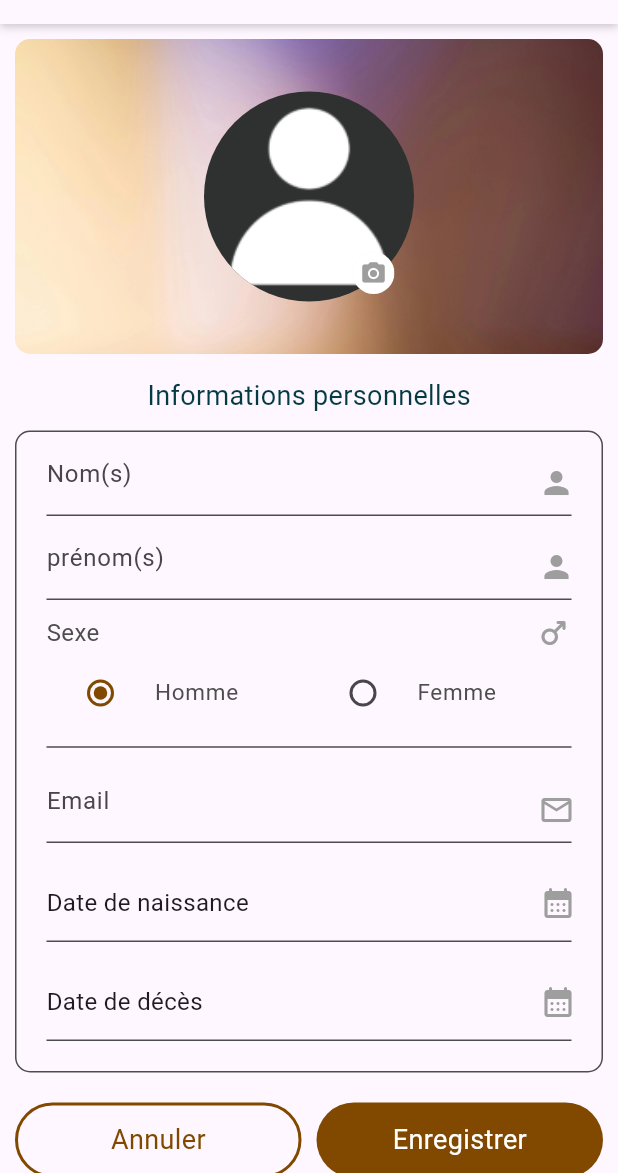
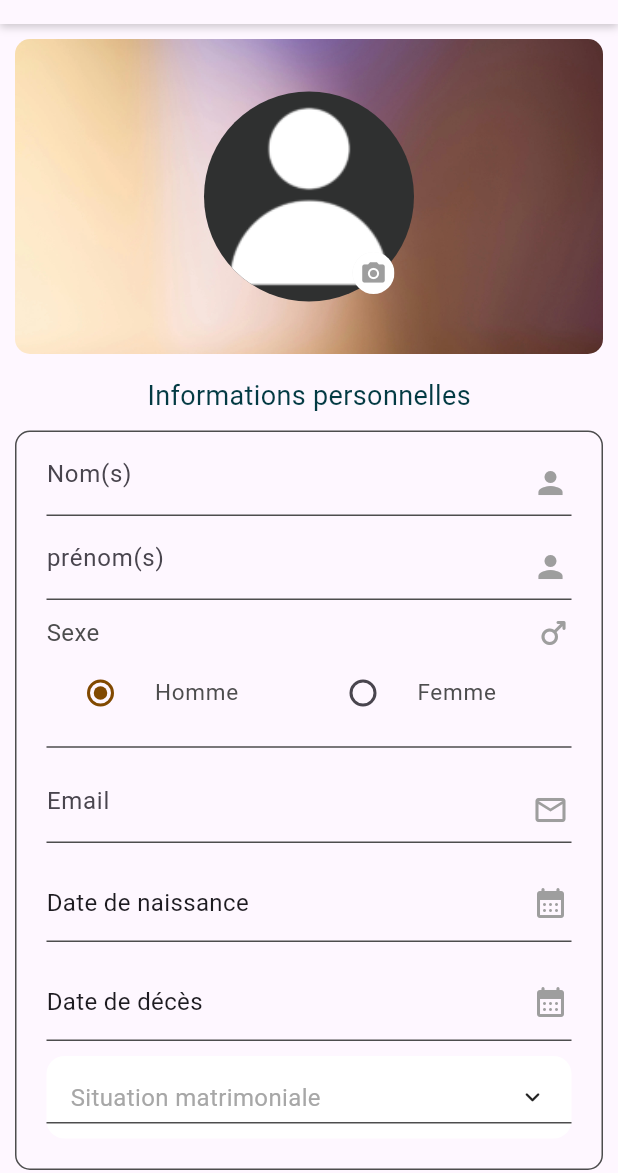
Before and after one commit to DTC-Formation/personal-project-Rojotiana-Tsiverisoa, a Flutter app: the UserProfile screen opened by its route, on a phone screen of 412 x 824 dp, the part 63-1236 px from its top. Run offline on Flutter 3.47's test engine with Material 2 defaults, Android fonts, the light colour scheme and no system bars; drawn by our look-alikes of animated_custom_dropdown; our stand-ins replace carousel_slider, cherry_toast, flutter_dotenv, image_picker.

Commit message:
create dropdown

```diff
--- a/lib/app/views/profile/profile.dart
+++ b/lib/app/views/profile/profile.dart
@@ -1,4 +1,5 @@
 import 'package:flutter/material.dart';
+import 'package:tetiharana/widget/input/dropdown.dart';
 
 import 'package:tetiharana/widget/navigation/app_bar.dart';
 import 'package:tetiharana/widget/button/button.dart';
@@ -29,6 +30,7 @@ class _UserProfileState extends State<UserProfile> {
   var emailController = TextEditingController();
   String birthdateController = "";
   String deathdateController = "";
+  String maritalStatusController = "";
 
   @override
   Widget build(BuildContext context) {
@@ -241,6 +243,20 @@ class _UserProfileState extends State<UserProfile> {
                                   });
                                 },
                               ),
+                              MyDropdown(
+                                items: [
+                                  DropdownItem(list: "one", value: "1"),
+                                  DropdownItem(list: "two", value: "2"),
+                                  DropdownItem(list: "three", value: "3"),
+                                ],
+                                onChanged: (newValue) {
+                                  setState(() {
+                                    maritalStatusController = newValue;
+                                  });
+                                },
+                                hintText: 'Situation matrimoniale',
+                                controller: maritalStatusController,
+                              ),
                             ],
                           ),
                         ),
@@ -250,6 +266,17 @@ class _UserProfileState extends State<UserProfile> {
                   const SizedBox(
                     height: 20,
                   ),
+                  // MyDropdown(
+                  //   items: [
+                  //     DropdownItem(list: "one", value: "1"),
+                  //     DropdownItem(list: "two", value: "2"),
+                  //     DropdownItem(list: "three", value: "3"),
+                  //   ],
+                  //   onChanged: (selectedValue) {
+                  //     print('Selected Value: $selectedValue');
+                  //   },
+                  //   hintText: 'rojo',
+                  // ),
                   // --------------------- Button ---------------------
                   Row(
                     children: [
--- a/lib/utilities/tools.dart
+++ b/lib/utilities/tools.dart
@@ -19,8 +19,8 @@ class Tools {
     begin: Alignment.topLeft,
     end: Alignment.bottomRight,
     colors: [
-      Color.fromRGBO(67, 198, 72, 1), // #43C6AC
-      Color.fromRGBO(35, 122, 87, 1), // #237A57
+      Color(0xFF56AD2F), // #56AD2F
+      Color(0xFFA8E063), // #A8E063
     ],
   );
   static const LinearGradient gradient02 = LinearGradient(
--- a/lib/widget/input/date_picker.dart
+++ b/lib/widget/input/date_picker.dart
@@ -160,7 +160,8 @@ class _MyDatePickerState extends State<MyDatePicker> {
                           ),
                         ),
                         Positioned(
-                          right: -15,
+                          // right: -15,
+                          right: -10,
                           child: PickDate(
                             icon: Icons.calendar_month_rounded,
                             iconColor: Tools.color09,
--- /dev/null
+++ b/lib/widget/input/dropdown.dart
@@ -0,0 +1,106 @@
+import 'package:flutter/material.dart';
+
+import 'package:animated_custom_dropdown/custom_dropdown.dart';
+import 'package:tetiharana/utilities/tools.dart';
+
+class MyDropdown extends StatefulWidget {
+  final String? hintText;
+  final List<DropdownItem> items;
+  final void Function(String)? onChanged;
+  final String? controller;
+
+  const MyDropdown({
+    super.key,
+    this.hintText,
+    required this.items,
+    this.onChanged,
+    this.controller,
+  });
+
+  @override
+  State<MyDropdown> createState() => _MyDropdownState();
+}
+
+class _MyDropdownState extends State<MyDropdown> {
+  DropdownItem? _selectedItem;
+
+  @override
+  Widget build(BuildContext context) {
+    return Padding(
+      padding: EdgeInsets.only(
+        top: 10,
+      ),
+      child: Stack(
+        children: [
+          widget.controller != ""
+              ? Text(
+                  "${widget.hintText}",
+                  style: const TextStyle(
+                    fontSize: 13,
+                    color: Tools.color09,
+                  ),
+                )
+              : Text(
+                  "${widget.hintText}",
+                  style: const TextStyle(
+                    fontSize: 0,
+                    color: Tools.color09,
+                  ),
+                ),
+          CustomDropdown<DropdownItem>(
+            hintText: widget.hintText,
+            items: widget.items,
+            excludeSelected: false,
+            onChanged: (DropdownItem? selectedItem) {
+              setState(() {
+                _selectedItem = selectedItem;
+                if (widget.onChanged != null) {
+                  widget.onChanged!(_selectedItem!.value);
+                }
+              });
+            },
+            closedFillColor: Colors.transparent,
+            closedBorderRadius: BorderRadius.zero,
+          ),
+          Positioned(
+            bottom: 10,
+            left: 0,
+            right: 0,
+            child: Padding(
+              padding: const EdgeInsets.only(
+                  // left: 15,
+                  // right: 15,
+                  ),
+              child: Container(
+                padding: EdgeInsets.zero,
+                height: 5,
+                decoration: const BoxDecoration(
+                  border: Border(
+                    bottom: BorderSide(
+                      color: Tools.color10,
+                    ),
+                  ),
+                ),
+              ),
+            ),
+          ),
+        ],
+      ),
+    );
+  }
+}
+
+class DropdownItem {
+  final String list;
+  final String value;
+
+  DropdownItem({
+    required this.list,
+    required this.value,
+  });
+
+  @override
+  String toString() {
+    return list;
+  }
+}
--- a/lib/widget/input/text_input.dart
+++ b/lib/widget/input/text_input.dart
@@ -26,7 +26,7 @@ class _MyTextInputState extends State<MyTextInput> {
       cursorColor: Tools.color10,
       decoration: InputDecoration(
         suffixIcon: Transform.translate(
-          offset: const Offset(14, 6),
+          offset: const Offset(10, 6),
           child: Icon(
             widget.icon,
             color: Tools.color09,
--- a/pubspec.yaml
+++ b/pubspec.yaml
@@ -42,6 +42,7 @@ dependencies:
   image_cropper: ^5.0.1
   cherry_toast: ^1.6.4
   flutter_dotenv: ^5.1.0
+  animated_custom_dropdown: ^2.0.0
 
 flutter_launcher_icons:
   android: "launcher_icon"
```
